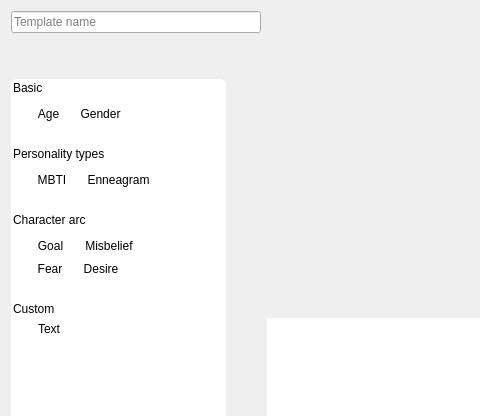
Qt form ui/character_profile_editor_dialog.ui (zkovari/plotlyst) before a commit; both pictures show x 0 to 480 and y 0 to 416 of the 995 by 629 pixel window.
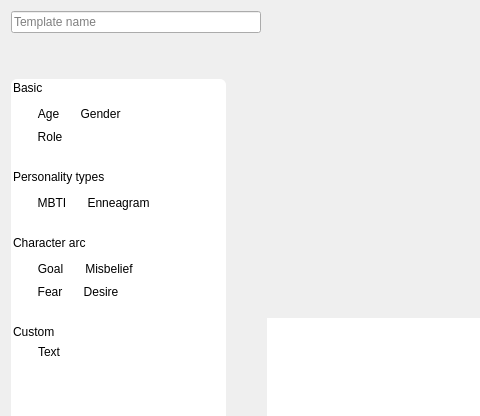
The same form after that commit.

Commit message: Add character role field

Diff of the .ui file:
```diff
--- a/ui/character_profile_editor_dialog.ui
+++ b/ui/character_profile_editor_dialog.ui
@@ -183,6 +183,61 @@
           </item>
          </layout>
         </item>
+        <item>
+         <layout class="QHBoxLayout" name="horizontalLayout_10">
+          <property name="spacing">
+           <number>12</number>
+          </property>
+          <item>
+           <spacer name="horizontalSpacer_8">
+            <property name="orientation">
+             <enum>Qt::Horizontal</enum>
+            </property>
+            <property name="sizeType">
+             <enum>QSizePolicy::Preferred</enum>
+            </property>
+            <property name="sizeHint" stdset="0">
+             <size>
+              <width>20</width>
+              <height>20</height>
+             </size>
+            </property>
+           </spacer>
+          </item>
+          <item>
+           <widget class="QToolButton" name="btnRole">
+            <property name="cursor">
+             <cursorShape>OpenHandCursor</cursorShape>
+            </property>
+            <property name="text">
+             <string>Role</string>
+            </property>
+            <property name="iconSize">
+             <size>
+              <width>24</width>
+              <height>24</height>
+             </size>
+            </property>
+            <property name="toolButtonStyle">
+             <enum>Qt::ToolButtonTextUnderIcon</enum>
+            </property>
+           </widget>
+          </item>
+          <item>
+           <spacer name="horizontalSpacer_9">
+            <property name="orientation">
+             <enum>Qt::Horizontal</enum>
+            </property>
+            <property name="sizeHint" stdset="0">
+             <size>
+              <width>40</width>
+              <height>20</height>
+             </size>
+            </property>
+           </spacer>
+          </item>
+         </layout>
+        </item>
         <item>
          <spacer name="horizontalSpacer_3">
           <property name="orientation">
```
The commit also changes 4 other files.
